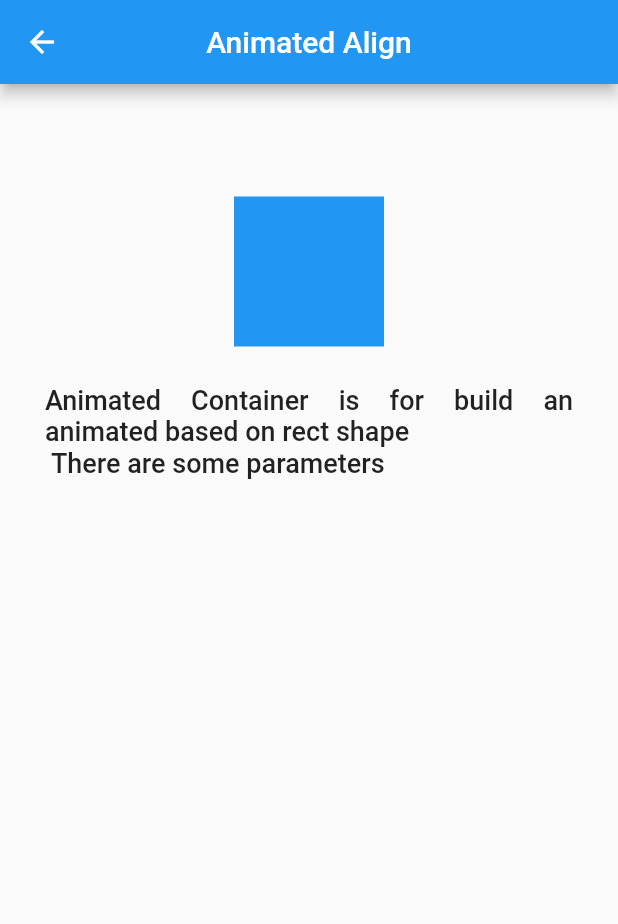
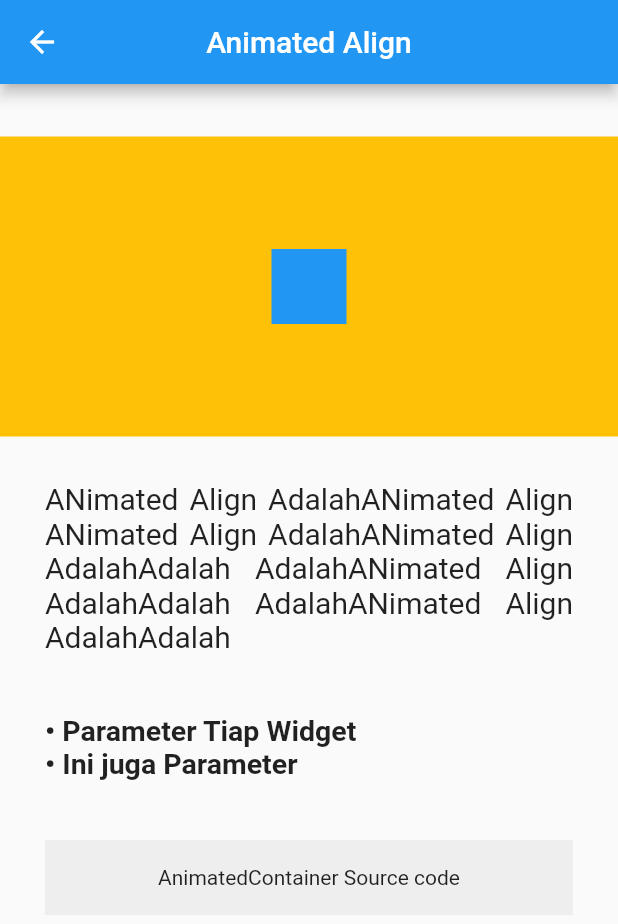
Before and after one commit to arif-pandu/example_widget, a Flutter app: the screen it shows after launch, after a tap on "Animated Align", on a phone screen of 412 x 824 dp. Shown: the top 924 px of the screen. Run offline on Flutter 3.47's test engine with Material 2 defaults, Android fonts, the phone set to English and light mode, and no system bars; our stand-ins replace get.

Commit message:
Bikin kerangka model buat detailed page, tinggak isi pake widget yang banyak

```diff
--- a/lib/controller/main_controller.dart
+++ b/lib/controller/main_controller.dart
@@ -1,9 +1,10 @@
-import 'package:example_widget/page/detailed%20page/detailed_page.dart';
+import 'package:example_widget/page/detailed%20page/detailed_components/model/animated_align.dart';
 import 'package:flutter/cupertino.dart';
 import 'package:flutter/material.dart';
 import 'package:get/get.dart';
 
 class MainController extends GetxController {
+  int? mainIndex;
   List widgetsName = [
     "Animated Align",
     "Animated Builder",
@@ -23,4 +24,20 @@ class MainController extends GetxController {
     "Size Transition",
     "Slide Transition",
   ];
+
+  List widgetModel = [
+    AnimatedAlignModel(),
+  ];
+
+  List widgetDescription = [
+    "ANimated Align AdalahANimated Align ANimated Align AdalahANimated Align AdalahAdalah AdalahANimated Align AdalahAdalah AdalahANimated Align AdalahAdalah"
+  ];
+
+  List widgetParameter = [
+    "\u2022 Parameter Tiap Widget\n\u2022 Ini juga Parameter",
+  ];
+
+  List widgetSourceCode = [
+    "AnimatedContainer Source code",
+  ];
 }
--- /dev/null
+++ b/lib/page/detailed page/detailed_components/model/animated_align.dart
@@ -0,0 +1,18 @@
+import 'package:flutter/material.dart';
+
+class AnimatedAlignModel extends StatelessWidget {
+  const AnimatedAlignModel({Key? key}) : super(key: key);
+
+  @override
+  Widget build(BuildContext context) {
+    return Container(
+      child: Center(
+        child: Container(
+          height: 50,
+          width: 50,
+          color: Colors.blue,
+        ),
+      ),
+    );
+  }
+}
--- a/lib/page/detailed page/detailed_page.dart
+++ b/lib/page/detailed page/detailed_page.dart
@@ -1,5 +1,6 @@
 // ignore_for_file: prefer_const_constructors
 
+import 'package:flutter/cupertino.dart';
 import 'package:flutter/material.dart';
 import 'package:flutter/rendering.dart';
 import 'package:get/get.dart';
@@ -16,33 +17,66 @@ class _DetailedPageState extends State<DetailedPage> {
   Widget build(BuildContext context) {
     return Scaffold(
       appBar: AppBar(
-        title: Text(Get.arguments.toString()),
+        title: Text(
+          // WIDGET NAME
+          Get.arguments[0],
+        ),
         centerTitle: true,
       ),
       body: Center(
           child: Column(
         mainAxisAlignment: MainAxisAlignment.start,
         children: [
-          // Ganti pake widget masing"
           Container(
-            margin: EdgeInsets.only(
-              top: 75,
-              bottom: 25,
+            margin: EdgeInsets.only(top: 35, bottom: 10),
+            height: 200,
+            width: MediaQuery.of(context).size.width,
+            color: Colors.amber,
+            // MODEL BUAT WIDGET
+            child: Get.arguments[1],
+          ),
+          Container(
+            width: MediaQuery.of(context).size.width,
+            margin: EdgeInsets.symmetric(
+              horizontal: 30,
+              vertical: 20,
             ),
-            height: 100,
-            width: 100,
-            color: Colors.blue,
-          ),
-          // Ganti deskripsi sesuai widget
-          Container(
-            margin: EdgeInsets.symmetric(horizontal: 30),
+            // DESKRIPSI WIDGET
             child: Text(
-              "Animated Container is for build an animated based on rect shape\n There are some parameters",
+              Get.arguments[2],
               textAlign: TextAlign.justify,
               style: TextStyle(
-                fontSize: 18,
-                fontWeight: FontWeight.w500,
+                fontSize: 20,
+                fontWeight: FontWeight.normal,
               ),
+            ),
+          ),
+          Container(
+            width: MediaQuery.of(context).size.width,
+            margin: EdgeInsets.symmetric(
+              horizontal: 30,
+              vertical: 20,
+            ),
+            // DESKRIPSI WIDGET
+            child: Text(
+              Get.arguments[3],
+              textAlign: TextAlign.left,
+              style: TextStyle(
+                fontSize: 19,
+                fontWeight: FontWeight.bold,
+              ),
+            ),
+          ),
+          Container(
+            width: MediaQuery.of(context).size.width,
+            height: 50,
+            margin: EdgeInsets.symmetric(
+              horizontal: 30,
+              vertical: 20,
+            ),
+            color: Color(0xffeeeeee),
+            child: Center(
+              child: Text(Get.arguments[4]),
             ),
           ),
         ],
--- a/lib/page/homepage.dart
+++ b/lib/page/homepage.dart
@@ -48,9 +48,17 @@ class _HomePageState extends State<HomePage> {
             delegate: SliverChildBuilderDelegate(
               (context, index) => GestureDetector(
                 onTap: () {
+                  // mainController.mainIndex = index;
+                  // print(index);
                   Get.to(
                     DetailedPage(),
-                    arguments: mainController.widgetsName[index],
+                    arguments: [
+                      mainController.widgetsName[index],
+                      mainController.widgetModel[index],
+                      mainController.widgetDescription[index],
+                      mainController.widgetParameter[index],
+                      mainController.widgetSourceCode[index],
+                    ],
                   );
                 },
                 child: Thumbnail(
--- /dev/null
+++ b/lib/theme/theme.dart
@@ -0,0 +1,11 @@
+import 'package:flutter/material.dart';
+
+TextStyle textDescription = TextStyle(
+  fontSize: 20,
+  fontWeight: FontWeight.w500,
+);
+
+TextStyle textParameter = TextStyle(
+  fontSize: 17,
+  fontWeight: FontWeight.bold,
+);
```
